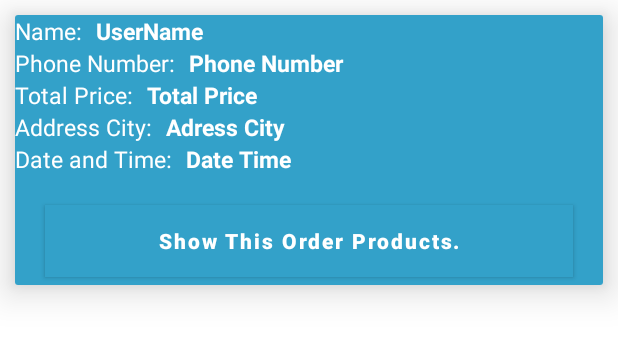
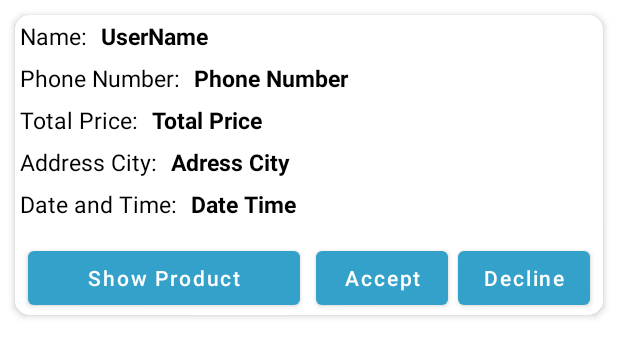
Before and after one commit to Kayuemkhan/Rice-App-Admin, an Android app: the layout orders_layout.xml on its own in the app's theme, with its tools: preview values and no code run, on a phone screen of 412 x 824 dp. Shown: the top 357 px of the screen. Run offline under Robolectric (Android 15) with nearby library versions, the phone set to English and light mode, and no system bars.

Commit message:
5.20 PM 02/02/2021

```diff
--- a/app/src/main/res/layout/orders_layout.xml
+++ b/app/src/main/res/layout/orders_layout.xml
@@ -1,25 +1,34 @@
 <?xml version="1.0" encoding="utf-8"?>
-<androidx.cardview.widget.CardView xmlns:android="http://schemas.android.com/apk/res/android"
+<androidx.cardview.widget.CardView
+    xmlns:android="http://schemas.android.com/apk/res/android"
     android:layout_width="match_parent"
     android:layout_height="wrap_content"
     xmlns:app="http://schemas.android.com/apk/res-auto"
     android:layout_margin="10dp"
     android:padding="5dp"
-    app:cardElevation="15dp">
-    <RelativeLayout
+    app:cardCornerRadius="10dp"
+    app:cardElevation="3dp">
+
+    <LinearLayout
         android:layout_width="match_parent"
         android:layout_height="match_parent"
-        android:background="@color/colorPrimaryDark"
+        android:orientation="vertical"
+        android:background="@color/White">
 
-        >
+        <LinearLayout
+            android:layout_width="match_parent"
+            android:layout_height="wrap_content"
+            android:layout_margin="3dp"
+            android:orientation="horizontal">
+
             <TextView
                 android:layout_width="wrap_content"
                 android:layout_height="wrap_content"
                 android:text="Name: "
                 android:id="@+id/sample22"
-            android:textColor="@color/White"
-            android:textSize="15sp"
-            />
+                android:textColor="@color/Black"
+                android:textSize="15sp"/>
+
             <TextView
                 android:layout_toRightOf="@+id/sample22"
                 android:id="@+id/order_user_name"
@@ -27,19 +36,27 @@
                 android:layout_height="wrap_content"
                 android:text="UserName"
                 android:textSize="15dp"
-            android:textColor="@android:color/white"
+                android:textColor="@color/Black"
                 android:layout_marginLeft="5dp"
-            android:textStyle="bold"
-            />
+                android:textStyle="bold" />
+
+        </LinearLayout>
+
+        <LinearLayout
+            android:layout_width="match_parent"
+            android:layout_height="wrap_content"
+            android:layout_margin="3dp"
+            android:orientation="horizontal">
+
             <TextView
                 android:layout_below="@+id/order_user_name"
                 android:layout_width="wrap_content"
                 android:layout_height="wrap_content"
                 android:text="Phone Number: "
                 android:id="@+id/sample222"
-            android:textColor="@color/White"
-            android:textSize="15sp"
-            />
+                android:textColor="@color/Black"
+                android:textSize="15sp" />
+
             <TextView
                 android:layout_below="@+id/order_user_name"
                 android:layout_toRightOf="@+id/sample222"
@@ -48,21 +65,28 @@
                 android:layout_height="wrap_content"
                 android:layout_marginLeft="5dp"
                 android:text="Phone Number"
-            android:textColor="@android:color/white"
+                android:textColor="@color/Black"
                 android:textSize="15dp"
                 android:layout_marginRight="5dp"
-            android:textStyle="bold"
-            />
+                android:textStyle="bold" />
+
+        </LinearLayout>
+
+        <LinearLayout
+            android:layout_width="match_parent"
+            android:layout_height="wrap_content"
+            android:layout_margin="3dp"
+            android:orientation="horizontal">
+
             <TextView
-
                 android:layout_width="wrap_content"
                 android:layout_height="wrap_content"
                 android:text="Total Price: "
                 android:id="@+id/sample2222"
-            android:textColor="@color/White"
+                android:textColor="@color/Black"
                 android:textSize="15sp"
-            android:layout_below="@+id/order_phone_number"
-            />
+                android:layout_below="@+id/order_phone_number" />
+
             <TextView
                 android:layout_toRightOf="@+id/sample2222"
                 android:id="@+id/order_total_price"
@@ -71,20 +95,27 @@
                 android:layout_height="wrap_content"
                 android:text="Total Price"
                 android:textSize="15dp"
-            android:textColor="@android:color/white"
+                android:textColor="@color/Black"
                 android:layout_marginLeft="5dp"
-            android:textStyle="bold"
+                android:textStyle="bold"/>
 
-            />
+        </LinearLayout>
+
+        <LinearLayout
+            android:layout_width="match_parent"
+            android:layout_height="wrap_content"
+            android:layout_margin="3dp"
+            android:orientation="horizontal">
+
             <TextView
                 android:layout_width="wrap_content"
                 android:layout_height="wrap_content"
                 android:text="Address City: "
                 android:id="@+id/sample22222"
-            android:textColor="@color/White"
+                android:textColor="@color/Black"
                 android:textSize="15sp"
-            android:layout_below="@+id/order_total_price"
-            />
+                android:layout_below="@+id/order_total_price" />
+
 
             <TextView
                 android:layout_toRightOf="@+id/sample22222"
@@ -93,17 +124,25 @@
                 android:layout_below="@+id/order_total_price"
                 android:layout_height="wrap_content"
                 android:text="Adress City"
+                android:textColor="@color/Black"
                 android:textSize="15dp"
-            android:textColor="@android:color/white"
                 android:layout_marginLeft="5dp"
-            android:textStyle="bold"
-            />
+                android:textStyle="bold" />
+
+        </LinearLayout>
+
+        <LinearLayout
+            android:layout_width="match_parent"
+            android:layout_height="wrap_content"
+            android:layout_margin="3dp"
+            android:orientation="horizontal">
+
             <TextView
                 android:layout_width="wrap_content"
                 android:layout_height="wrap_content"
                 android:text="Date and Time: "
                 android:id="@+id/sample222222"
-            android:textColor="@color/White"
+                android:textColor="@color/Black"
                 android:textSize="15sp"
                 android:layout_below="@+id/order_address_city"
                 />
@@ -115,28 +154,50 @@
                 android:layout_height="wrap_content"
                 android:text="Date Time"
                 android:textSize="15dp"
-            android:textColor="@android:color/white"
+                android:textColor="@color/Black"
                 android:layout_marginLeft="5dp"
-            android:textStyle="bold"
+                android:textStyle="bold" />
 
-            />
+        </LinearLayout>
+
+        <LinearLayout
+            android:layout_width="match_parent"
+            android:layout_height="wrap_content"
+            android:layout_margin="3dp"
+            android:gravity="center"
+            android:orientation="horizontal">
+
             <Button
                 android:id="@+id/show_all_products_btn"
-            android:layout_width="match_parent"
+                android:layout_width="0dp"
                 android:layout_height="wrap_content"
-            android:layout_below="@+id/order_date_time"
-            android:layout_marginTop="20dp"
-            android:layout_marginRight="20dp"
-            android:layout_marginLeft="20dp"
-            android:text="Show This Order Products."
-            android:textColor="@color/White"
-            android:textAllCaps="false"
-            android:background="@color/White"
-            android:textStyle="bold"
-            android:layout_marginBottom="5dp"
-            />
+                android:layout_weight="2"
+                android:layout_marginTop="5dp"
+                android:layout_marginLeft="5dp"
+                android:layout_marginRight="5dp"
+                android:text="Show Product"
+                android:textAllCaps="false"/>
 
+            <Button
+                android:layout_width="wrap_content"
+                android:layout_height="wrap_content"
+                android:layout_marginTop="5dp"
+                android:layout_marginLeft="5dp"
+                android:layout_marginRight="3dp"
+                android:text="Accept"
+                android:textAllCaps="false"/>
 
-    </RelativeLayout>
+            <Button
+                android:layout_width="wrap_content"
+                android:layout_height="wrap_content"
+                android:layout_marginTop="5dp"
+                android:layout_marginLeft="3dp"
+                android:layout_marginRight="5dp"
+                android:text="Decline"
+                android:textAllCaps="false"/>
+
+        </LinearLayout>
+
+    </LinearLayout>
 
 </androidx.cardview.widget.CardView>
```
Lines whose indentation alone changed are shown as unchanged.
